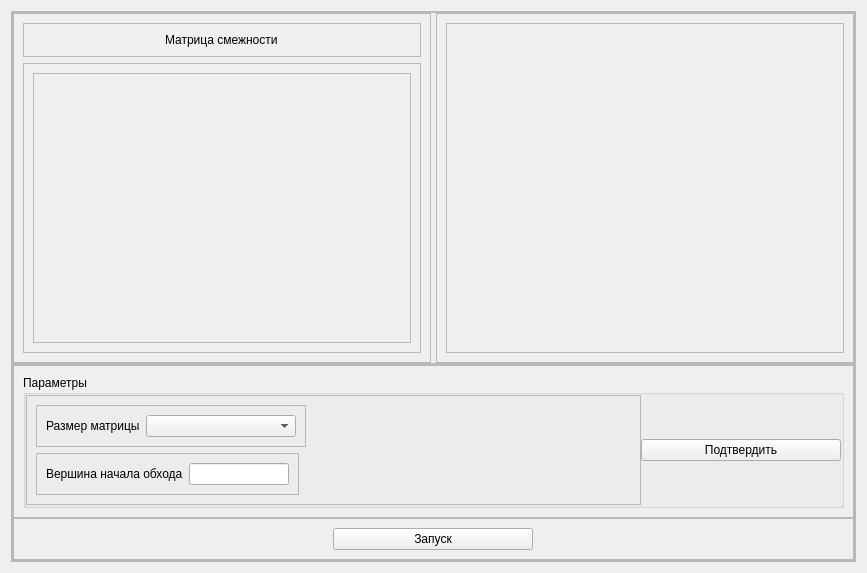
Qt form dijkstra_algo_widget.ui (Lunovoy/graph-algorithms) before a commit.
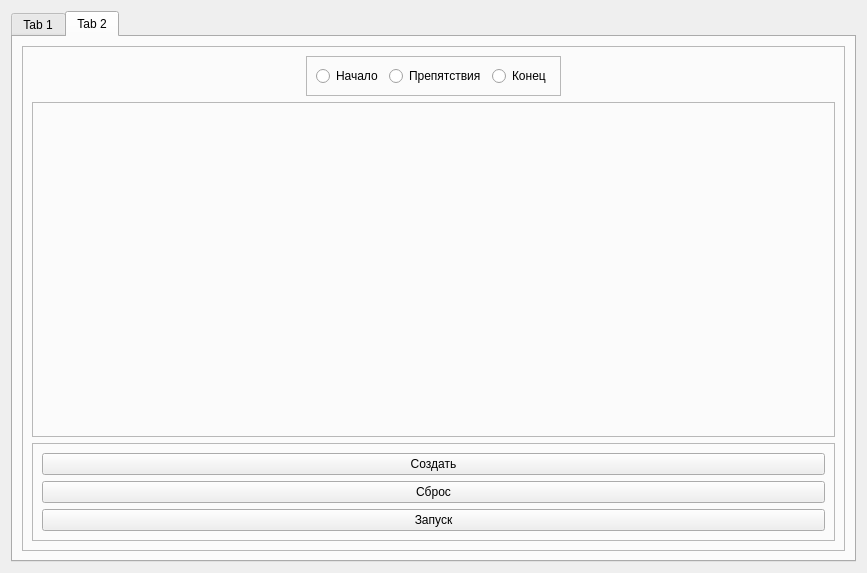
The same form after that commit. The open tabs and pages were chosen to show the change.

Commit message: added setup for dijkstra's algorithm visualization

Diff of the .ui file:
```diff
--- a/dijkstra_algo_widget.ui
+++ b/dijkstra_algo_widget.ui
@@ -15,6 +15,16 @@
   </property>
   <layout class="QVBoxLayout" name="verticalLayout">
    <item>
+    <widget class="QTabWidget" name="tabWidget">
+     <property name="currentIndex">
+      <number>0</number>
+     </property>
+     <widget class="QWidget" name="tab">
+      <attribute name="title">
+       <string>Tab 1</string>
+      </attribute>
+      <layout class="QVBoxLayout" name="verticalLayout_6">
+       <item>
     <widget class="QFrame" name="frame_22">
      <property name="frameShape">
       <enum>QFrame::StyledPanel</enum>
@@ -121,8 +131,8 @@
                    <rect>
                     <x>0</x>
                     <y>0</y>
-                    <width>378</width>
-                    <height>272</height>
+                        <width>367</width>
+                        <height>226</height>
                    </rect>
                   </property>
                   <layout class="QVBoxLayout" name="verticalLayout_3"/>
@@ -154,8 +164,8 @@
                 <rect>
                  <x>0</x>
                  <y>0</y>
-                 <width>398</width>
-                 <height>332</height>
+                     <width>387</width>
+                     <height>286</height>
                 </rect>
                </property>
                <layout class="QVBoxLayout" name="verticalLayout_4"/>
@@ -364,6 +374,112 @@
        </widget>
       </item>
      </layout>
+        </widget>
+       </item>
+      </layout>
+     </widget>
+     <widget class="QWidget" name="tab_2">
+      <attribute name="title">
+       <string>Tab 2</string>
+      </attribute>
+      <layout class="QVBoxLayout" name="verticalLayout_7">
+       <item>
+        <widget class="QFrame" name="frame_4">
+         <property name="frameShape">
+          <enum>QFrame::StyledPanel</enum>
+         </property>
+         <property name="frameShadow">
+          <enum>QFrame::Raised</enum>
+         </property>
+         <layout class="QVBoxLayout" name="verticalLayout_8">
+          <item alignment="Qt::AlignHCenter">
+           <widget class="QFrame" name="frame_5">
+            <property name="frameShape">
+             <enum>QFrame::StyledPanel</enum>
+            </property>
+            <property name="frameShadow">
+             <enum>QFrame::Raised</enum>
+            </property>
+            <layout class="QHBoxLayout" name="horizontalLayout_4">
+             <item>
+              <widget class="QRadioButton" name="rb_start_point">
+               <property name="text">
+                <string>Начало</string>
+               </property>
+              </widget>
+             </item>
+             <item>
+              <widget class="QRadioButton" name="rb_barrier">
+               <property name="text">
+                <string>Препятствия</string>
+               </property>
+              </widget>
+             </item>
+             <item>
+              <widget class="QRadioButton" name="rb_end_point">
+               <property name="text">
+                <string>Конец</string>
+               </property>
+              </widget>
+             </item>
+            </layout>
+           </widget>
+          </item>
+          <item>
+           <widget class="QFrame" name="frame_6">
+            <property name="sizePolicy">
+             <sizepolicy hsizetype="Expanding" vsizetype="Expanding">
+              <horstretch>0</horstretch>
+              <verstretch>0</verstretch>
+             </sizepolicy>
+            </property>
+            <property name="frameShape">
+             <enum>QFrame::StyledPanel</enum>
+            </property>
+            <property name="frameShadow">
+             <enum>QFrame::Raised</enum>
+            </property>
+            <layout class="QVBoxLayout" name="verticalLayout_10"/>
+           </widget>
+          </item>
+          <item>
+           <widget class="QFrame" name="frame_7">
+            <property name="frameShape">
+             <enum>QFrame::StyledPanel</enum>
+            </property>
+            <property name="frameShadow">
+             <enum>QFrame::Raised</enum>
+            </property>
+            <layout class="QVBoxLayout" name="verticalLayout_9">
+             <item>
+              <widget class="QPushButton" name="pb_create_field">
+               <property name="text">
+                <string>Создать</string>
+               </property>
+              </widget>
+             </item>
+             <item>
+              <widget class="QPushButton" name="pb_clear">
+               <property name="text">
+                <string>Сброс</string>
+               </property>
+              </widget>
+             </item>
+             <item>
+              <widget class="QPushButton" name="pb_launch_action">
+               <property name="text">
+                <string>Запуск</string>
+               </property>
+              </widget>
+             </item>
+            </layout>
+           </widget>
+          </item>
+         </layout>
+        </widget>
+       </item>
+      </layout>
+     </widget>
     </widget>
    </item>
   </layout>
```
Lines whose indentation alone changed are shown as unchanged. The commit also changes 5 other files.
